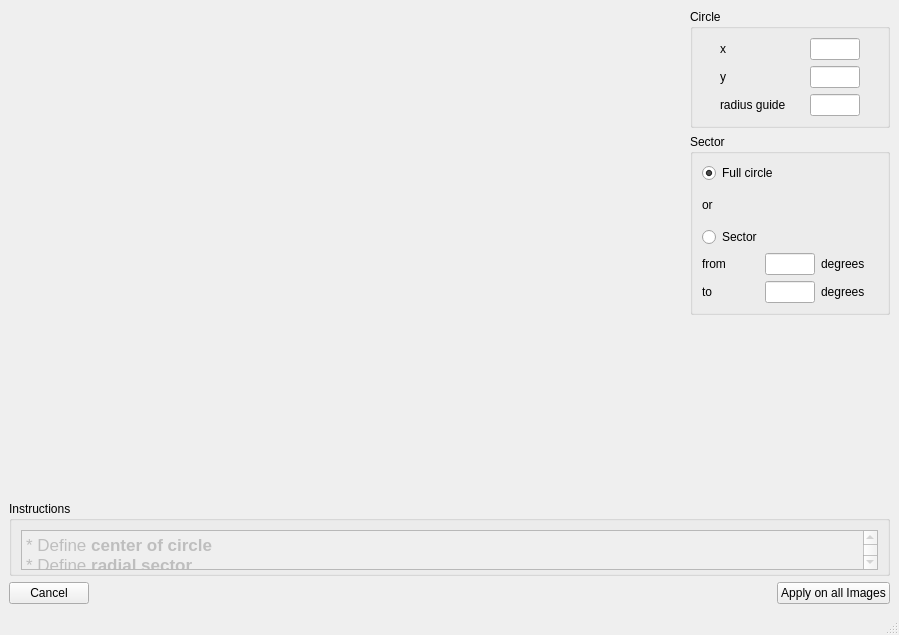
Before: the Qt Designer form ui/ui_radial_profile.ui in neutronimaging/python_notebooks, drawn with Qt 5.
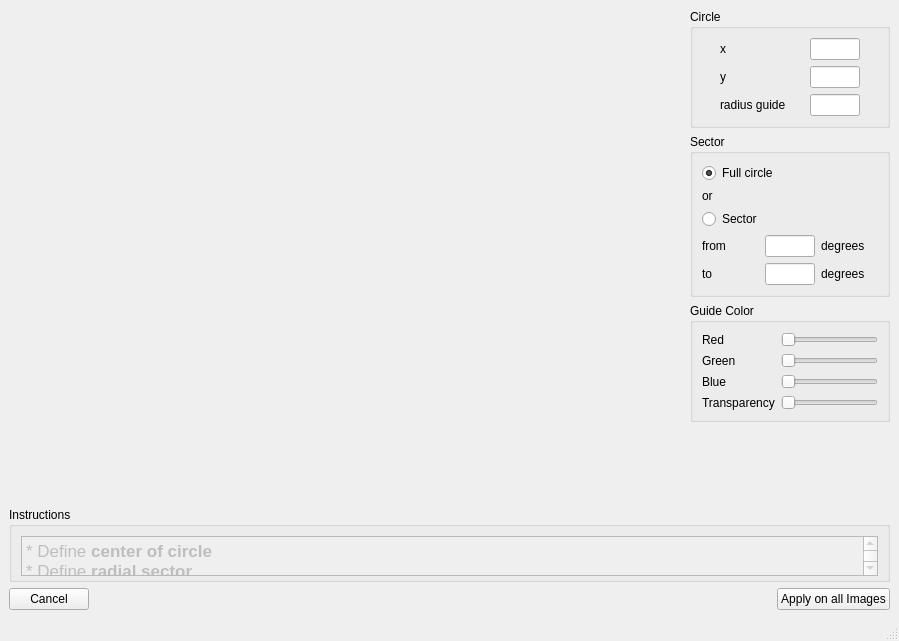
After: the same form once the commit is applied.

Commit message: Radial profile work in progress

```diff
--- a/ui/ui_radial_profile.ui
+++ b/ui/ui_radial_profile.ui
@@ -7,7 +7,7 @@
     <x>0</x>
     <y>0</y>
     <width>899</width>
-    <height>635</height>
+    <height>641</height>
    </rect>
   </property>
   <property name="windowTitle">
@@ -204,6 +204,89 @@
           </layout>
          </widget>
         </item>
+        <item>
+         <widget class="QGroupBox" name="groupBox_4">
+          <property name="maximumSize">
+           <size>
+            <width>200</width>
+            <height>16777215</height>
+           </size>
+          </property>
+          <property name="title">
+           <string>Guide Color</string>
+          </property>
+          <layout class="QGridLayout" name="gridLayout_3">
+           <item row="0" column="0">
+            <widget class="QLabel" name="label_5">
+             <property name="text">
+              <string>Red</string>
+             </property>
+            </widget>
+           </item>
+           <item row="0" column="1">
+            <widget class="QSlider" name="guide_red_slider">
+             <property name="maximum">
+              <number>255</number>
+             </property>
+             <property name="orientation">
+              <enum>Qt::Horizontal</enum>
+             </property>
+            </widget>
+           </item>
+           <item row="1" column="0">
+            <widget class="QLabel" name="label_6">
+             <property name="text">
+              <string>Green</string>
+             </property>
+            </widget>
+           </item>
+           <item row="1" column="1">
+            <widget class="QSlider" name="guide_green_slider">
+             <property name="maximum">
+              <number>255</number>
+             </property>
+             <property name="orientation">
+              <enum>Qt::Horizontal</enum>
+             </property>
+            </widget>
+           </item>
+           <item row="2" column="0">
+            <widget class="QLabel" name="label_7">
+             <property name="text">
+              <string>Blue</string>
+             </property>
+            </widget>
+           </item>
+           <item row="2" column="1">
+            <widget class="QSlider" name="guide_blue_slider">
+             <property name="maximum">
+              <number>255</number>
+             </property>
+             <property name="orientation">
+              <enum>Qt::Horizontal</enum>
+             </property>
+            </widget>
+           </item>
+           <item row="3" column="0">
+            <widget class="QLabel" name="label_8">
+             <property name="text">
+              <string>Transparency</string>
+             </property>
+            </widget>
+           </item>
+           <item row="3" column="1">
+            <widget class="QSlider" name="guide_alpha_slider">
+             <property name="maximum">
+              <number>255</number>
+             </property>
+             <property name="orientation">
+              <enum>Qt::Horizontal</enum>
+             </property>
+            </widget>
+           </item>
+          </layout>
+         </widget>
+        </item>
         <item>
          <spacer name="verticalSpacer">
           <property name="orientation">
```
Left out of the diff: 65 changed lines with no effect on the pictures. The commit also changes 11 other files.
